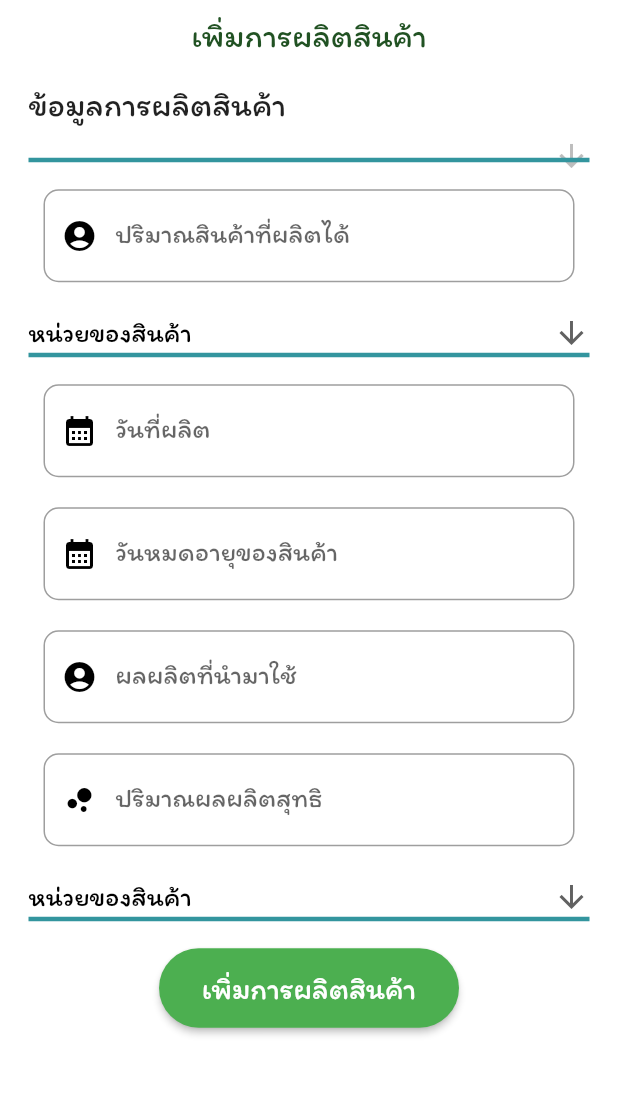
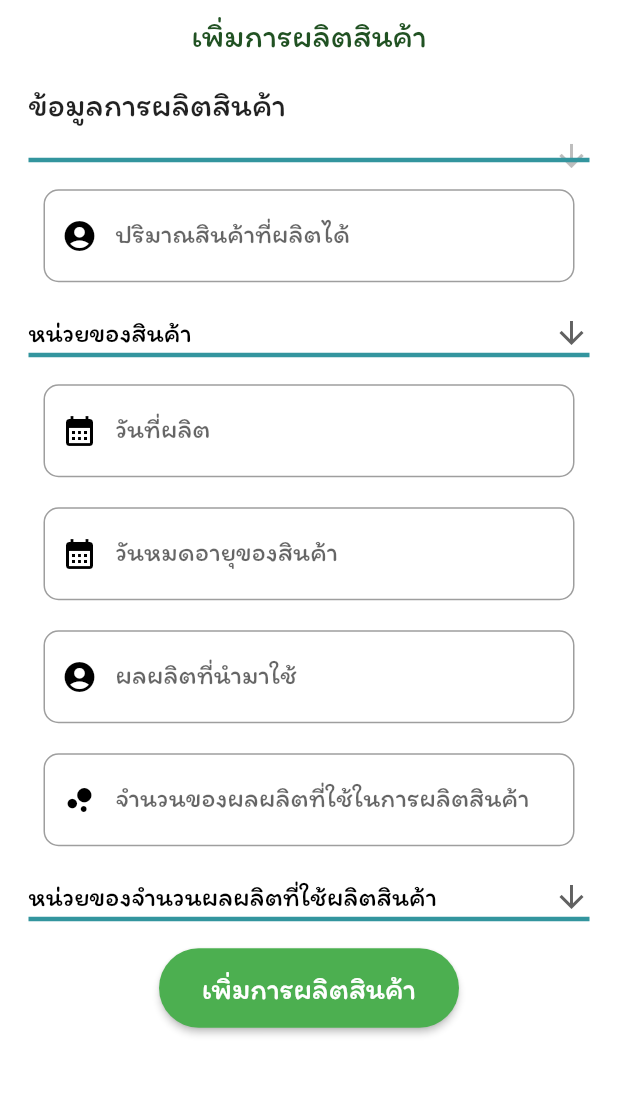
Before and after one commit to all890/mju_food_trace_app, a Flutter app: the AddManufacturingScreen screen opened directly with empty values, on a phone screen of 412 x 824 dp, the part 134-1230 px from its top. Run offline on Flutter 3.47's test engine with Material 2 defaults, Android fonts, the phone set to English and light mode, and no system bars; our stand-ins replace file_picker, flutter_typeahead, geolocator, google_maps_flutter, quickalert; missing offline and left inert: dart:ffi, flutter_google_location_picker, flutter_session_manager; network calls fail.

Commit message:
Update add manufacturing and update manufacturing

```diff
--- a/lib/screen/manufacturer/add_manufacturing_screen.dart
+++ b/lib/screen/manufacturer/add_manufacturing_screen.dart
@@ -48,8 +48,8 @@ class _AddManufacturingState extends State<AddManufacturingScreen> {
 
   TextEditingController plantNameTextController = TextEditingController();
   TextEditingController usedRawMatQtyTextController = TextEditingController();
-  List<String> usedRawMatQtyUnit_items = ["หน่วยของสินค้า", "กรัม", "กิโลกรัม"];
-  String? selected_usedRawMatQtyUnit_items = "หน่วยของสินค้า";
+  List<String> usedRawMatQtyUnit_items = ["หน่วยของจำนวนผลผลิตที่ใช้ผลิตสินค้า", "กรัม", "กิโลกรัม"];
+  String? selected_usedRawMatQtyUnit_items = "หน่วยของจำนวนผลผลิตที่ใช้ผลิตสินค้า";
 
   String? selected_productName;
 
@@ -365,14 +365,14 @@ class _AddManufacturingState extends State<AddManufacturingScreen> {
                                     icon: const Icon(Icons.account_circle)),
                                 CustomTextFormField(
                                     controller: usedRawMatQtyTextController,
-                                    hintText: "ปริมาณผลผลิตสุทธิ",
+                                    hintText: "จำนวนของผลผลิตที่ใช้ในการผลิตสินค้า",
                                     maxLength: 50,
                                     numberOnly: true,
                                     validator: (value) {
                                       if (value!.isNotEmpty) {
                                         return null;
                                       } else {
-                                        return "กรุณากรอกปริมาณผลผลิตสุทธิ";
+                                        return "กรุณากรอกจำนวนของผลผลิตที่ใช้ในการผลิตสินค้า";
                                       }
                                     },
                                     icon: const Icon(Icons.bubble_chart)),
--- a/lib/screen/manufacturer/update_manufacturing_screen.dart
+++ b/lib/screen/manufacturer/update_manufacturing_screen.dart
@@ -57,8 +57,8 @@ class _UpdateManufacturingScreenState extends State<UpdateManufacturingScreen> {
 
   TextEditingController plantNameTextController = TextEditingController();
   TextEditingController usedRawMatQtyTextController = TextEditingController();
-  List<String> usedRawMatQtyUnit_items = ["หน่วยของสินค้า", "กรัม", "กิโลกรัม"];
-  String? selected_usedRawMatQtyUnit_items = "หน่วยของสินค้า";
+  List<String> usedRawMatQtyUnit_items = ["หน่วยของจำนวนผลผลิตที่ใช้ผลิตสินค้า", "กรัม", "กิโลกรัม"];
+  String? selected_usedRawMatQtyUnit_items = "หน่วยของจำนวนผลผลิตที่ใช้ผลิตสินค้า";
 
   void fetchData(String manufacturingId) async {
     var username = await SessionManager().get("username");
@@ -433,14 +433,14 @@ class _UpdateManufacturingScreenState extends State<UpdateManufacturingScreen> {
                                     icon: const Icon(Icons.account_circle)),
                                 CustomTextFormField(
                                     controller: usedRawMatQtyTextController,
-                                    hintText: "ปริมาณผลผลิตสุทธิ",
+                                    hintText: "จำนวนของผลผลิตที่ใช้ในการผลิตสินค้า",
                                     maxLength: 50,
                                     numberOnly: true,
                                     validator: (value) {
                                       if (value!.isNotEmpty) {
                                         return null;
                                       } else {
-                                        return "กรุณากรอกปริมาณผลผลิตสุทธิ";
+                                        return "กรุณากรอกจำนวนของผลผลิตที่ใช้ในการผลิตสินค้า";
                                       }
                                     },
                                     icon: const Icon(Icons.bubble_chart)),
```
